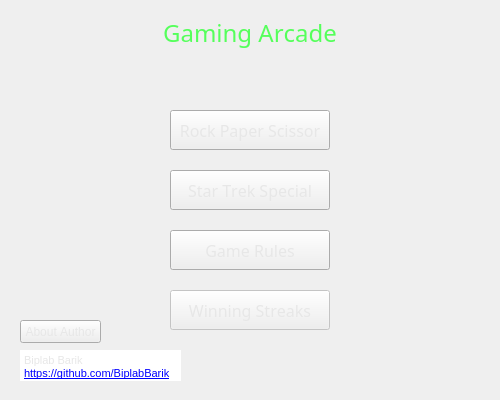
This is Resources/UI_Files/MainGamePage.ui in BiplabBarik/RPSLS as Qt 5 draws it before an edit. The edited form follows.
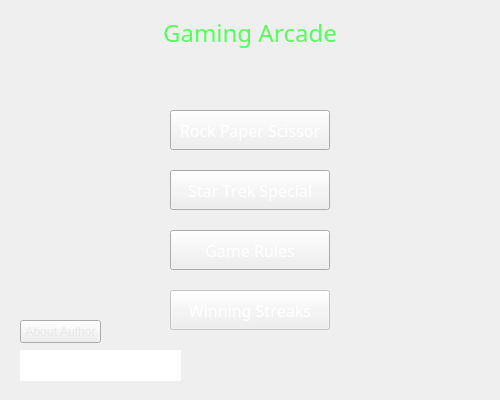
This is the edited form.

```diff
--- a/Resources/UI_Files/MainGamePage.ui
+++ b/Resources/UI_Files/MainGamePage.ui
@@ -25,6 +25,70 @@
     <height>400</height>
    </size>
   </property>
+  <property name="palette">
+   <palette>
+    <active>
+     <colorrole role="Link">
+      <brush brushstyle="SolidPattern">
+       <color alpha="255">
+        <red>255</red>
+        <green>255</green>
+        <blue>255</blue>
+       </color>
+      </brush>
+     </colorrole>
+     <colorrole role="LinkVisited">
+      <brush brushstyle="SolidPattern">
+       <color alpha="255">
+        <red>255</red>
+        <green>255</green>
+        <blue>255</blue>
+       </color>
+      </brush>
+     </colorrole>
+    </active>
+    <inactive>
+     <colorrole role="Link">
+      <brush brushstyle="SolidPattern">
+       <color alpha="255">
+        <red>255</red>
+        <green>255</green>
+        <blue>255</blue>
+       </color>
+      </brush>
+     </colorrole>
+     <colorrole role="LinkVisited">
+      <brush brushstyle="SolidPattern">
+       <color alpha="255">
+        <red>255</red>
+        <green>255</green>
+        <blue>255</blue>
+       </color>
+      </brush>
+     </colorrole>
+    </inactive>
+    <disabled>
+     <colorrole role="Link">
+      <brush brushstyle="SolidPattern">
+       <color alpha="255">
+        <red>255</red>
+        <green>255</green>
+        <blue>255</blue>
+       </color>
+      </brush>
+     </colorrole>
+     <colorrole role="LinkVisited">
+      <brush brushstyle="SolidPattern">
+       <color alpha="255">
+        <red>255</red>
+        <green>255</green>
+        <blue>255</blue>
+       </color>
+      </brush>
+     </colorrole>
+    </disabled>
+   </palette>
+  </property>
   <property name="font">
    <font>
     <kerning>false</kerning>
@@ -58,27 +122,27 @@
        <colorrole role="WindowText">
         <brush brushstyle="SolidPattern">
          <color alpha="255">
-          <red>231</red>
-          <green>231</green>
-          <blue>231</blue>
+          <red>255</red>
+          <green>255</green>
+          <blue>255</blue>
          </color>
         </brush>
        </colorrole>
        <colorrole role="Text">
         <brush brushstyle="SolidPattern">
          <color alpha="255">
-          <red>231</red>
-          <green>231</green>
-          <blue>231</blue>
+          <red>255</red>
+          <green>255</green>
+          <blue>255</blue>
          </color>
         </brush>
        </colorrole>
        <colorrole role="ButtonText">
         <brush brushstyle="SolidPattern">
          <color alpha="255">
-          <red>231</red>
-          <green>231</green>
-          <blue>231</blue>
+          <red>255</red>
+          <green>255</green>
+          <blue>255</blue>
          </color>
         </brush>
        </colorrole>
@@ -87,27 +151,27 @@
        <colorrole role="WindowText">
         <brush brushstyle="SolidPattern">
          <color alpha="255">
-          <red>231</red>
-          <green>231</green>
-          <blue>231</blue>
+          <red>255</red>
+          <green>255</green>
+          <blue>255</blue>
          </color>
         </brush>
        </colorrole>
        <colorrole role="Text">
         <brush brushstyle="SolidPattern">
          <color alpha="255">
-          <red>231</red>
-          <green>231</green>
-          <blue>231</blue>
+          <red>255</red>
+          <green>255</green>
+          <blue>255</blue>
          </color>
         </brush>
        </colorrole>
        <colorrole role="ButtonText">
         <brush brushstyle="SolidPattern">
          <color alpha="255">
-          <red>231</red>
-          <green>231</green>
-          <blue>231</blue>
+          <red>255</red>
+          <green>255</green>
+          <blue>255</blue>
          </color>
         </brush>
        </colorrole>
@@ -116,27 +180,27 @@
        <colorrole role="WindowText">
         <brush brushstyle="SolidPattern">
          <color alpha="255">
-          <red>231</red>
-          <green>231</green>
-          <blue>231</blue>
+          <red>255</red>
+          <green>255</green>
+          <blue>255</blue>
          </color>
         </brush>
        </colorrole>
        <colorrole role="Text">
         <brush brushstyle="SolidPattern">
          <color alpha="255">
-          <red>231</red>
-          <green>231</green>
-          <blue>231</blue>
+          <red>255</red>
+          <green>255</green>
+          <blue>255</blue>
          </color>
         </brush>
        </colorrole>
        <colorrole role="ButtonText">
         <brush brushstyle="SolidPattern">
          <color alpha="255">
-          <red>231</red>
-          <green>231</green>
-          <blue>231</blue>
+          <red>255</red>
+          <green>255</green>
+          <blue>255</blue>
          </color>
         </brush>
        </colorrole>
@@ -153,7 +217,7 @@
      <string extracomment="Quit Game !!"/>
     </property>
     <property name="styleSheet">
-     <string notr="true">color: rgb(231, 231, 231);</string>
+     <string notr="true">color: rgb(255, 255, 255);</string>
     </property>
     <property name="text">
      <string>Game Rules</string>
@@ -183,7 +247,7 @@
      <number>-1</number>
     </property>
     <property name="styleSheet">
-     <string notr="true">color: rgb(231, 231, 231);</string>
+     <string notr="true">color: rgb(255, 255, 255);</string>
     </property>
     <property name="text">
      <string>Rock Paper Scissor</string>
@@ -211,7 +275,7 @@
      <string extracomment="Launches RPSLS Game"/>
     </property>
     <property name="styleSheet">
-     <string notr="true">color: rgb(231, 231, 231);</string>
+     <string notr="true">color: rgb(255, 255, 255);</string>
     </property>
     <property name="text">
      <string>Star Trek Special</string>
@@ -242,6 +306,124 @@
       <height>31</height>
      </rect>
     </property>
+    <property name="palette">
+     <palette>
+      <active>
+       <colorrole role="WindowText">
+        <brush brushstyle="SolidPattern">
+         <color alpha="255">
+          <red>231</red>
+          <green>231</green>
+          <blue>231</blue>
+         </color>
+        </brush>
+       </colorrole>
+       <colorrole role="Text">
+        <brush brushstyle="SolidPattern">
+         <color alpha="255">
+          <red>231</red>
+          <green>231</green>
+          <blue>231</blue>
+         </color>
+        </brush>
+       </colorrole>
+       <colorrole role="ButtonText">
+        <brush brushstyle="SolidPattern">
+         <color alpha="255">
+          <red>231</red>
+          <green>231</green>
+          <blue>231</blue>
+         </color>
+        </brush>
+       </colorrole>
+       <colorrole role="Link">
+        <brush brushstyle="SolidPattern">
+         <color alpha="255">
+          <red>255</red>
+          <green>255</green>
+          <blue>255</blue>
+         </color>
+        </brush>
+       </colorrole>
+      </active>
+      <inactive>
+       <colorrole role="WindowText">
+        <brush brushstyle="SolidPattern">
+         <color alpha="255">
+          <red>231</red>
+          <green>231</green>
+          <blue>231</blue>
+         </color>
+        </brush>
+       </colorrole>
+       <colorrole role="Text">
+        <brush brushstyle="SolidPattern">
+         <color alpha="255">
+          <red>231</red>
+          <green>231</green>
+          <blue>231</blue>
+         </color>
+        </brush>
+       </colorrole>
+       <colorrole role="ButtonText">
+        <brush brushstyle="SolidPattern">
+         <color alpha="255">
+          <red>231</red>
+          <green>231</green>
+          <blue>231</blue>
+         </color>
+        </brush>
+       </colorrole>
+       <colorrole role="Link">
+        <brush brushstyle="SolidPattern">
+         <color alpha="255">
+          <red>255</red>
+          <green>255</green>
+          <blue>255</blue>
+         </color>
+        </brush>
+       </colorrole>
+      </inactive>
+      <disabled>
+       <colorrole role="WindowText">
+        <brush brushstyle="SolidPattern">
+         <color alpha="255">
+          <red>231</red>
+          <green>231</green>
+          <blue>231</blue>
+         </color>
+        </brush>
+       </colorrole>
+       <colorrole role="Text">
+        <brush brushstyle="SolidPattern">
+         <color alpha="255">
+          <red>231</red>
+          <green>231</green>
+          <blue>231</blue>
+         </color>
+        </brush>
+       </colorrole>
+       <colorrole role="ButtonText">
+        <brush brushstyle="SolidPattern">
+         <color alpha="255">
+          <red>231</red>
+          <green>231</green>
+          <blue>231</blue>
+         </color>
+        </brush>
+       </colorrole>
+       <colorrole role="Link">
+        <brush brushstyle="SolidPattern">
+         <color alpha="255">
+          <red>255</red>
+          <green>255</green>
+          <blue>255</blue>
+         </color>
+        </brush>
+       </colorrole>
+      </disabled>
+     </palette>
+    </property>
     <property name="styleSheet">
      <string notr="true">color: rgb(231, 231, 231);</string>
     </property>
@@ -265,7 +447,7 @@
 &lt;html&gt;&lt;head&gt;&lt;meta name=&quot;qrichtext&quot; content=&quot;1&quot; /&gt;&lt;style type=&quot;text/css&quot;&gt;
 p, li { white-space: pre-wrap; }
 &lt;/style&gt;&lt;/head&gt;&lt;body style=&quot; font-family:'MS Shell Dlg 2'; font-size:8.25pt; font-weight:400; font-style:normal;&quot;&gt;
-&lt;p style=&quot; margin-top:0px; margin-bottom:0px; margin-left:0px; margin-right:0px; -qt-block-indent:0; text-indent:0px;&quot;&gt;Biplab Barik&lt;br /&gt;&lt;a href=&quot;https://github.com/BiplabBarik&quot;&gt;&lt;span style=&quot; font-size:8pt; text-decoration: underline; color:#0000ff;&quot;&gt;https://github.com/BiplabBarik&lt;/span&gt;&lt;/a&gt;&lt;/p&gt;&lt;/body&gt;&lt;/html&gt;</string>
+&lt;p style=&quot; margin-top:0px; margin-bottom:0px; margin-left:0px; margin-right:0px; -qt-block-indent:0; text-indent:0px;&quot;&gt;&lt;span style=&quot; color:#ffffff;&quot;&gt;Biplab Barik&lt;br /&gt;&lt;/span&gt;&lt;a href=&quot;https://github.com/BiplabBarik&quot;&gt;&lt;span style=&quot; font-size:8pt; text-decoration: underline; color:#ffffff;&quot;&gt;https://github.com/BiplabBarik&lt;/span&gt;&lt;/a&gt;&lt;/p&gt;&lt;/body&gt;&lt;/html&gt;</string>
     </property>
    </widget>
    <widget class="QLabel" name="welcome_label">
@@ -731,27 +913,27 @@
        <colorrole role="WindowText">
         <brush brushstyle="SolidPattern">
          <color alpha="255">
-          <red>231</red>
-          <green>231</green>
-          <blue>231</blue>
+          <red>255</red>
+          <green>255</green>
+          <blue>255</blue>
          </color>
         </brush>
        </colorrole>
        <colorrole role="Text">
         <brush brushstyle="SolidPattern">
          <color alpha="255">
-          <red>231</red>
-          <green>231</green>
-          <blue>231</blue>
+          <red>255</red>
+          <green>255</green>
+          <blue>255</blue>
          </color>
         </brush>
        </colorrole>
        <colorrole role="ButtonText">
         <brush brushstyle="SolidPattern">
          <color alpha="255">
-          <red>231</red>
-          <green>231</green>
-          <blue>231</blue>
+          <red>255</red>
+          <green>255</green>
+          <blue>255</blue>
          </color>
         </brush>
        </colorrole>
@@ -760,27 +942,27 @@
        <colorrole role="WindowText">
         <brush brushstyle="SolidPattern">
          <color alpha="255">
-          <red>231</red>
-          <green>231</green>
-          <blue>231</blue>
+          <red>255</red>
+          <green>255</green>
+          <blue>255</blue>
          </color>
         </brush>
        </colorrole>
        <colorrole role="Text">
         <brush brushstyle="SolidPattern">
          <color alpha="255">
-          <red>231</red>
-          <green>231</green>
-          <blue>231</blue>
+          <red>255</red>
+          <green>255</green>
+          <blue>255</blue>
          </color>
         </brush>
        </colorrole>
        <colorrole role="ButtonText">
         <brush brushstyle="SolidPattern">
          <color alpha="255">
-          <red>231</red>
-          <green>231</green>
-          <blue>231</blue>
+          <red>255</red>
+          <green>255</green>
+          <blue>255</blue>
          </color>
         </brush>
        </colorrole>
@@ -789,27 +971,27 @@
        <colorrole role="WindowText">
         <brush brushstyle="SolidPattern">
          <color alpha="255">
-          <red>231</red>
-          <green>231</green>
-          <blue>231</blue>
+          <red>255</red>
+          <green>255</green>
+          <blue>255</blue>
          </color>
         </brush>
        </colorrole>
        <colorrole role="Text">
         <brush brushstyle="SolidPattern">
          <color alpha="255">
-          <red>231</red>
-          <green>231</green>
-          <blue>231</blue>
+          <red>255</red>
+          <green>255</green>
+          <blue>255</blue>
          </color>
         </brush>
        </colorrole>
        <colorrole role="ButtonText">
         <brush brushstyle="SolidPattern">
          <color alpha="255">
-          <red>231</red>
-          <green>231</green>
-          <blue>231</blue>
+          <red>255</red>
+          <green>255</green>
+          <blue>255</blue>
          </color>
         </brush>
        </colorrole>
@@ -826,7 +1008,7 @@
      <string extracomment="Quit Game !!"/>
     </property>
     <property name="styleSheet">
-     <string notr="true">color: rgb(231, 231, 231);</string>
+     <string notr="true">color: rgb(255, 255, 255);</string>
     </property>
     <property name="text">
      <string>Winning Streaks</string>
```
